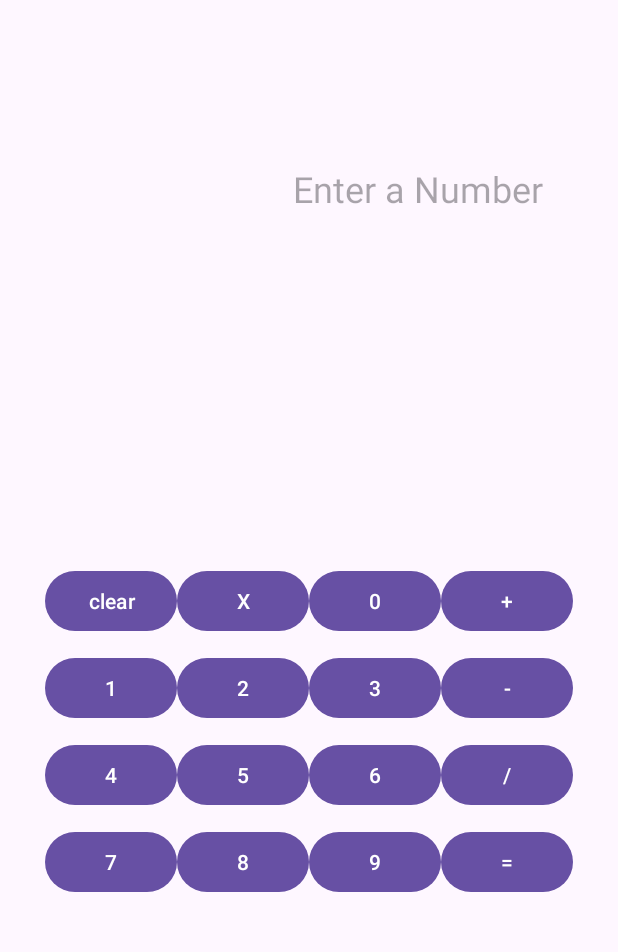
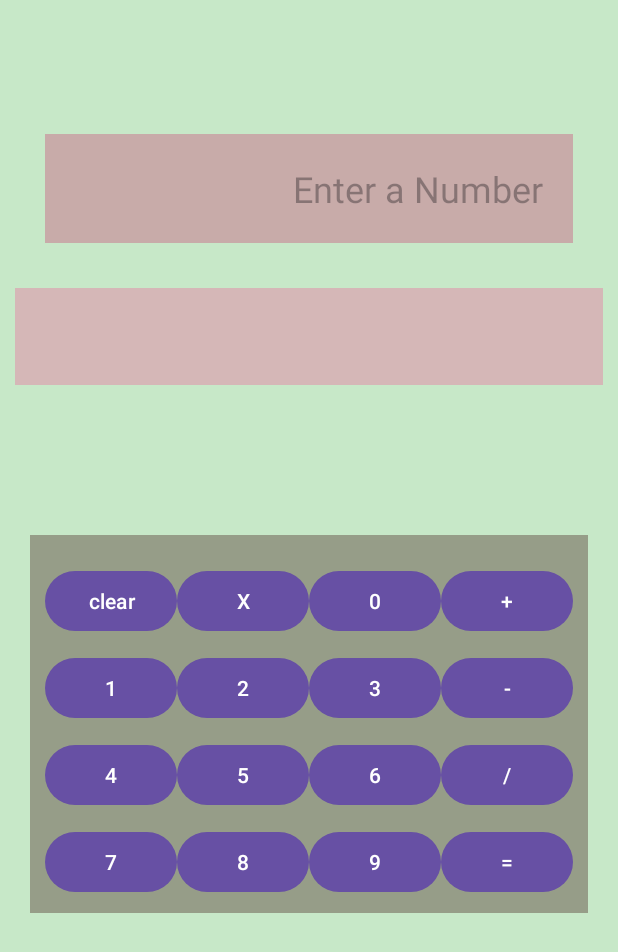
Before and after one commit to Ashoklande/SimpleCalculator, an Android app: the screen it shows after launch (MainActivity), on a phone screen of 412 x 824 dp. Shown: the top 952 px of the screen. Run offline under Robolectric (Android 15) with nearby library versions, the phone set to English and light mode, and no system bars.

Commit message:
commit for calsi2

```diff
--- a/app/src/main/res/layout/activity_main.xml
+++ b/app/src/main/res/layout/activity_main.xml
@@ -4,6 +4,7 @@
     xmlns:tools="http://schemas.android.com/tools"
     android:layout_width="match_parent"
     android:layout_height="match_parent"
+    android:background="#C7E8C8"
     android:orientation="vertical"
     tools:context=".MainActivity">
 
@@ -23,6 +24,7 @@
         android:layout_marginTop="5dp"
         android:layout_marginEnd="10dp"
         android:layout_marginRight="10dp"
+        android:background="#C8ABA9"
         android:gravity="right"
         android:hint="@string/enter_a_number"
         android:padding="20dp"
@@ -36,6 +38,7 @@
         android:layout_marginLeft="10dp"
         android:layout_marginEnd="10dp"
         android:layout_marginRight="10dp"
+        android:background="#D5B7B7"
         android:gravity="right"
         android:textSize="48sp" />
 
@@ -47,6 +50,7 @@
         android:layout_marginTop="100dp"
         android:layout_marginEnd="20dp"
         android:layout_marginRight="20dp"
+        android:background="#5C401818"
         android:orientation="vertical"
         android:padding="10dp">
 
```
